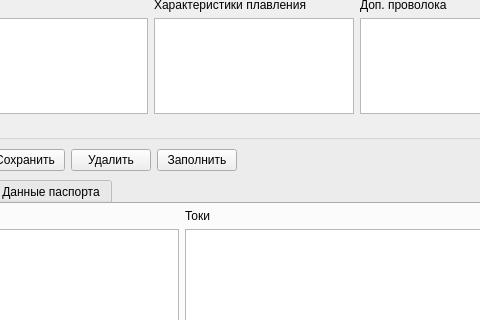
Qt form formmarkel/formmarkel.ui (Sergeyego/certificates) before a commit; both pictures show x 565 to 1045 and y 285 to 605 of the 1130 by 942 pixel window.
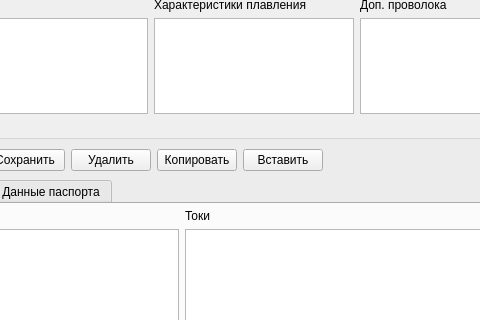
The same form after that commit. Icons and pictures are not drawn. Custom widgets are drawn as their Qt base class.

Patch:
```diff
--- a/formmarkel/formmarkel.ui
+++ b/formmarkel/formmarkel.ui
@@ -449,7 +449,14 @@
             <item>
              <widget class="QPushButton" name="pushButtonCopy">
               <property name="text">
-               <string>Заполнить</string>
+               <string>Копировать</string>
+              </property>
+             </widget>
+            </item>
+            <item>
+             <widget class="QPushButton" name="pushButtonPaste">
+              <property name="text">
+               <string>Вставить</string>
               </property>
              </widget>
             </item>
```
Left out of the diff: 3 changed lines with no effect on the pictures.
